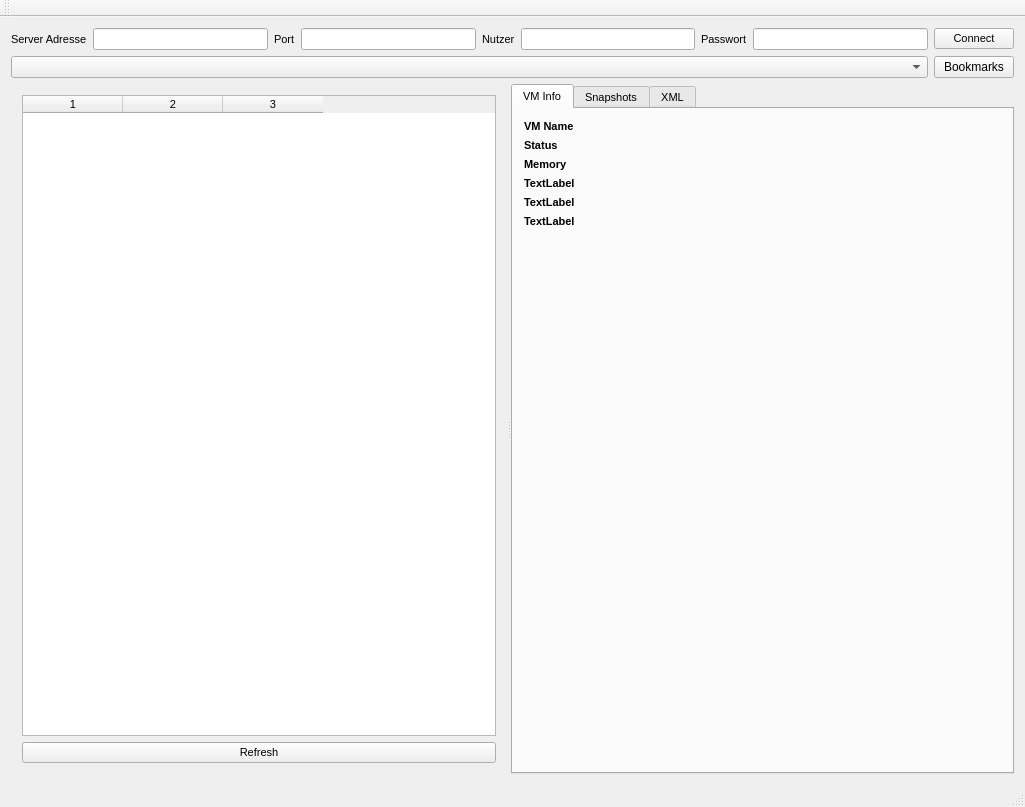
SteveCharleston/virsh-gui, file virshgui.ui: the form before one commit.
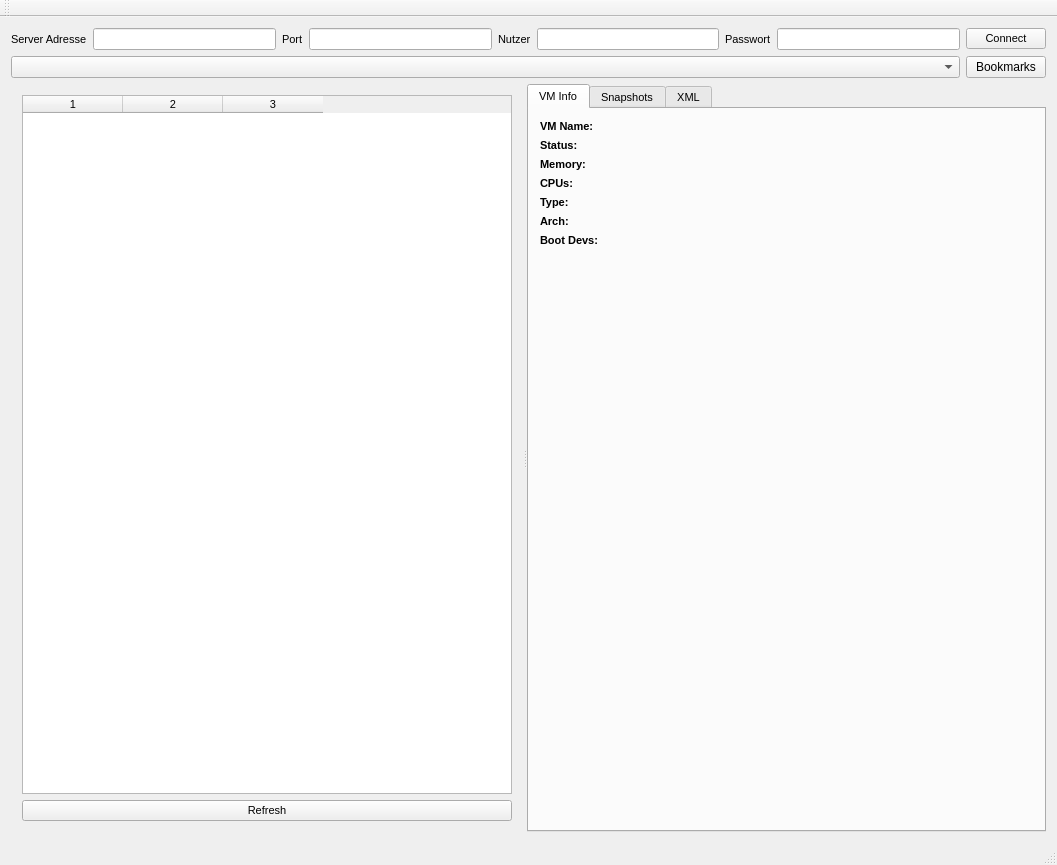
The form after the commit.

Patch:
```diff
--- a/virshgui.ui
+++ b/virshgui.ui
@@ -6,8 +6,8 @@
    <rect>
     <x>0</x>
     <y>0</y>
-    <width>1025</width>
-    <height>807</height>
+    <width>1057</width>
+    <height>865</height>
    </rect>
   </property>
   <property name="windowTitle">
@@ -235,7 +235,7 @@
             </font>
            </property>
            <property name="text">
-            <string>VM Name</string>
+            <string>VM Name:</string>
            </property>
           </widget>
          </item>
@@ -258,7 +258,7 @@
             </font>
            </property>
            <property name="text">
-            <string>Status</string>
+            <string>Status:</string>
            </property>
           </widget>
          </item>
@@ -281,7 +281,7 @@
             </font>
            </property>
            <property name="text">
-            <string>Memory</string>
+            <string>Memory:</string>
            </property>
           </widget>
          </item>
@@ -301,7 +301,7 @@
             </font>
            </property>
            <property name="text">
-            <string>TextLabel</string>
+            <string>CPUs:</string>
            </property>
           </widget>
          </item>
@@ -314,7 +314,7 @@
             </font>
            </property>
            <property name="text">
-            <string>TextLabel</string>
+            <string>Type:</string>
            </property>
           </widget>
          </item>
@@ -341,12 +341,32 @@
             </font>
            </property>
            <property name="text">
-            <string>TextLabel</string>
+            <string>Arch:</string>
            </property>
           </widget>
          </item>
          <item row="5" column="1">
-          <widget class="QLabel" name="label_12">
+          <widget class="QLabel" name="archLabel">
+           <property name="text">
+            <string/>
+           </property>
+          </widget>
+         </item>
+         <item row="6" column="0">
+          <widget class="QLabel" name="label_3">
+           <property name="font">
+            <font>
+             <weight>75</weight>
+             <bold>true</bold>
+            </font>
+           </property>
+           <property name="text">
+            <string>Boot Devs:</string>
+           </property>
+          </widget>
+         </item>
+         <item row="6" column="1">
+          <widget class="QLabel" name="bootdevLabel">
            <property name="text">
             <string/>
            </property>
```
Left out of the diff: 10 changed lines with no effect on the pictures.
